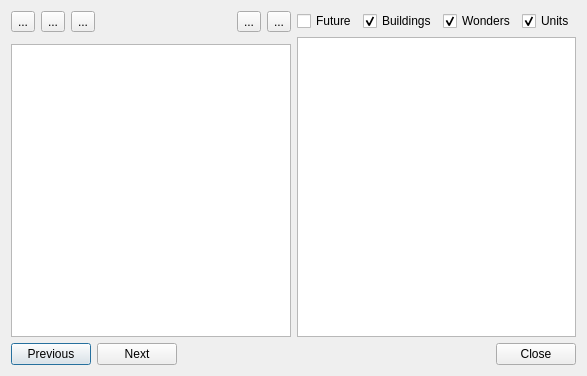
Qt form gui-kde/productiondialog.ui (jusirkka/freeciv-kde) before a commit.
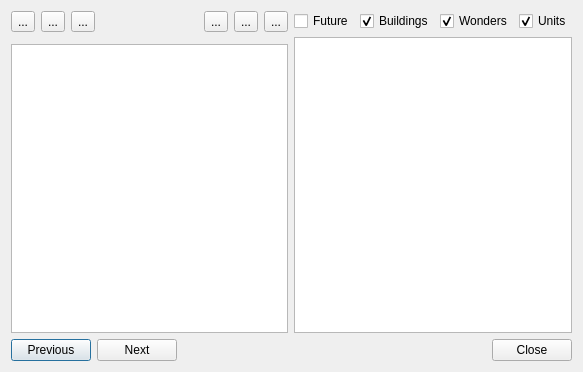
The same form after that commit. Icons and pictures are not drawn. Custom widgets are drawn as their Qt base class.

The edit to the form file:
```diff
--- a/gui-kde/productiondialog.ui
+++ b/gui-kde/productiondialog.ui
@@ -6,8 +6,8 @@
    <rect>
     <x>0</x>
     <y>0</y>
-    <width>587</width>
-    <height>376</height>
+    <width>583</width>
+    <height>372</height>
    </rect>
   </property>
   <property name="windowTitle">
@@ -88,7 +88,18 @@
               <string>...</string>
              </property>
              <property name="icon">
-              <iconset theme="document-open">
+              <iconset theme="quickopen">
+               <normaloff>.</normaloff>.</iconset>
+             </property>
+            </widget>
+           </item>
+           <item>
+            <widget class="QToolButton" name="deleteButton">
+             <property name="text">
+              <string>...</string>
+             </property>
+             <property name="icon">
+              <iconset theme="list-remove">
                <normaloff>.</normaloff>.</iconset>
              </property>
             </widget>
```
Left out of the diff: 28 changed lines with no effect on the pictures.
